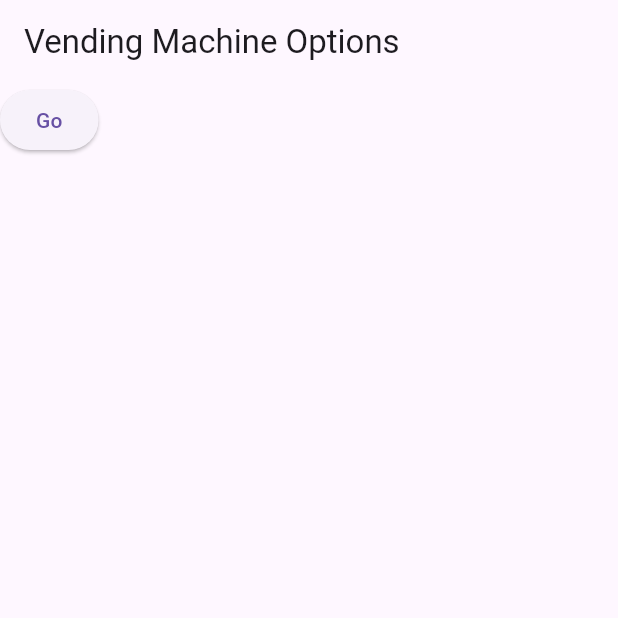
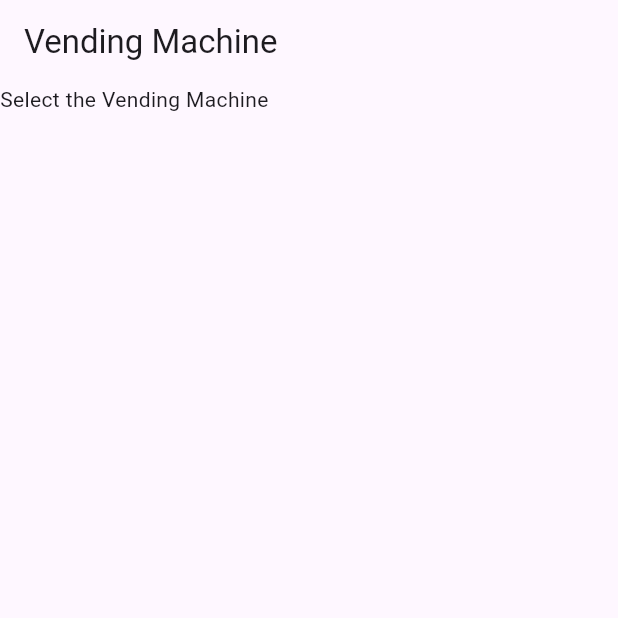
Before and after one commit to r0b0am13/Machine_Status_System, a Flutter app: the screen it shows after launch, on a phone screen of 412 x 824 dp, the top half of it. Run offline on Flutter 3.47's test engine with Material 3 defaults, Android fonts, the phone set to English and light mode, and no system bars; our stand-ins replace cloud_firestore, firebase_core; accounts and stored records are empty.

Commit message:
firebase progress

```diff
--- a/lib/screens/choose.dart
+++ b/lib/screens/choose.dart
@@ -1,5 +1,24 @@
+import 'package:flutter/material.dart';
+import 'package:cloud_firestore/cloud_firestore.dart';
 
-import 'package:flutter/material.dart';
+void getMachineNames() async {
+  try {
+    // Get a reference to the 'machines' collection
+    CollectionReference machinesCollection =
+        FirebaseFirestore.instance.collection('Vending_Machines');
+
+    // Get the documents in the 'machines' collection
+    QuerySnapshot machinesSnapshot =
+        await machinesCollection.doc("Location_1").collection("items").get();
+
+    // Iterate through the documents and print their names
+    machinesSnapshot.docs.forEach((DocumentSnapshot document) {
+      print('Machine Name: ${document.id}');
+    });
+  } catch (e) {
+    print('Error getting machine names: $e');
+  }
+}
 
 class Choose extends StatefulWidget {
   const Choose({super.key});
@@ -10,24 +29,19 @@ class Choose extends StatefulWidget {
 
 class _ChooseState extends State<Choose> {
   @override
+  void initState() {
+    super.initState();
+    print("Hello");
+    getMachineNames();
+  }
+
   Widget build(BuildContext context) {
     return Scaffold(
-      appBar: AppBar(title: Text('Vending Machine Options')),
-      body: Column(
-        children: [
-        ElevatedButton(child: Text('Go') ,
-          onPressed: () {
-            Navigator.pushReplacementNamed(context, '/status');
-          }
-
-        )
-        ],
-
-
-
-      ),
-
-    );
-
+        appBar: AppBar(title: Text('Vending Machine')),
+        body: Column(
+          children: [
+            Text("Select the Vending Machine"),
+          ],
+        ));
   }
 }
--- a/pubspec.yaml
+++ b/pubspec.yaml
@@ -37,6 +37,7 @@ dependencies:
   cupertino_icons: ^1.0.2
   firebase_core: ^2.24.2
   firebase_storage: ^11.6.0
+  cloud_firestore: ^4.14.0
 
 dev_dependencies:
   flutter_test:
```
Also changed, not shown: pubspec.lock, 7 other files.
